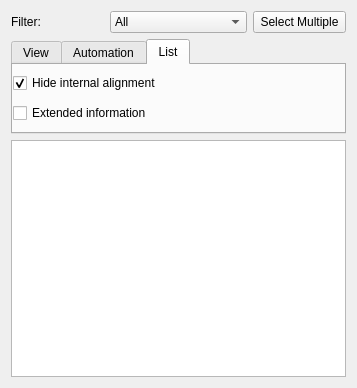
Before: the Qt Designer form src/Mod/Sketcher/Gui/TaskSketcherConstrains.ui in southseact-3d/fcd, drawn with Qt 5.
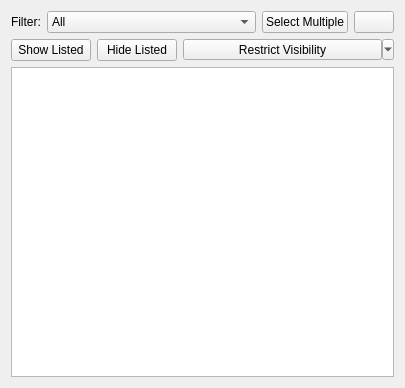
After: the same form once the commit is applied. The open tabs and pages were chosen to show the change. Icons and pictures are not drawn. Custom widgets are drawn as their Qt base class.

Commit message: Sketcher: Redesign of Constraint settings

```diff
--- a/src/Mod/Sketcher/Gui/TaskSketcherConstrains.ui
+++ b/src/Mod/Sketcher/Gui/TaskSketcherConstrains.ui
@@ -6,7 +6,7 @@
    <rect>
     <x>0</x>
     <y>0</y>
-    <width>357</width>
+    <width>405</width>
     <height>388</height>
    </rect>
   </property>
@@ -30,6 +30,12 @@
     <layout class="QHBoxLayout" name="horizontalLayout">
      <item>
       <widget class="QLabel" name="label">
+       <property name="sizePolicy">
+        <sizepolicy hsizetype="Minimum" vsizetype="Preferred">
+         <horstretch>0</horstretch>
+         <verstretch>0</verstretch>
+        </sizepolicy>
+       </property>
        <property name="text">
         <string>Filter:</string>
        </property>
@@ -37,6 +43,12 @@
      </item>
      <item>
       <widget class="QComboBox" name="comboBoxFilter">
+       <property name="sizePolicy">
+        <sizepolicy hsizetype="MinimumExpanding" vsizetype="Fixed">
+         <horstretch>0</horstretch>
+         <verstretch>0</verstretch>
+        </sizepolicy>
+       </property>
        <property name="currentIndex">
         <number>0</number>
        </property>
@@ -194,49 +206,34 @@
        </property>
       </widget>
      </item>
+     <item>
+      <widget class="QPushButton" name="settingsDialogButton">
+       <property name="sizePolicy">
+        <sizepolicy hsizetype="Minimum" vsizetype="Fixed">
+         <horstretch>0</horstretch>
+         <verstretch>0</verstretch>
+        </sizepolicy>
+       </property>
+       <property name="toolTip">
+        <string>Settings</string>
+       </property>
+       <property name="text">
+        <string/>
+       </property>
+       <property name="icon">
+        <iconset resource="Resources/Sketcher.qrc">
+         <normaloff>:/icons/dialogs/Sketcher_Settings.svg</normaloff>:/icons/dialogs/Sketcher_Settings.svg</iconset>
+       </property>
+      </widget>
+     </item>
     </layout>
    </item>
    <item>
-    <widget class="QTabWidget" name="tabWidget">
-     <property name="sizePolicy">
-      <sizepolicy hsizetype="Expanding" vsizetype="Minimum">
-       <horstretch>0</horstretch>
-       <verstretch>0</verstretch>
-      </sizepolicy>
-     </property>
-     <property name="minimumSize">
-      <size>
-       <width>0</width>
-       <height>95</height>
-      </size>
-     </property>
-     <property name="toolTip">
-      <string/>
-     </property>
-     <property name="currentIndex">
-      <number>0</number>
-     </property>
-     <widget class="QWidget" name="visualisationTab">
-      <property name="sizePolicy">
-       <sizepolicy hsizetype="Expanding" vsizetype="Preferred">
-        <horstretch>0</horstretch>
-        <verstretch>0</verstretch>
-       </sizepolicy>
-      </property>
-      <attribute name="title">
-       <string>View</string>
-      </attribute>
+    <layout class="QHBoxLayout" name="horizontalLayout_3">
+     <item>
       <widget class="QPushButton" name="showAllButton">
-       <property name="geometry">
-        <rect>
-         <x>10</x>
-         <y>10</y>
-         <width>135</width>
-         <height>27</height>
-        </rect>
-       </property>
        <property name="sizePolicy">
-        <sizepolicy hsizetype="Expanding" vsizetype="Fixed">
+        <sizepolicy hsizetype="Minimum" vsizetype="Fixed">
          <horstretch>0</horstretch>
          <verstretch>0</verstretch>
         </sizepolicy>
@@ -248,17 +245,11 @@
         <string>Show Listed</string>
        </property>
       </widget>
+     </item>
+     <item>
       <widget class="QPushButton" name="hideAllButton">
-       <property name="geometry">
-        <rect>
-         <x>150</x>
-         <y>10</y>
-         <width>135</width>
-         <height>27</height>
-        </rect>
-       </property>
        <property name="sizePolicy">
-        <sizepolicy hsizetype="Expanding" vsizetype="Fixed">
+        <sizepolicy hsizetype="Minimum" vsizetype="Fixed">
          <horstretch>0</horstretch>
          <verstretch>0</verstretch>
         </sizepolicy>
@@ -270,25 +261,11 @@
         <string>Hide Listed</string>
        </property>
       </widget>
-     </widget>
-     <widget class="QWidget" name="automationTab">
-      <property name="toolTip">
-       <string>Controls visualisation in the 3D view</string>
-      </property>
-      <attribute name="title">
-       <string>Automation</string>
-      </attribute>
-      <widget class="Gui::PrefCheckBox" name="visualisationTrackingFilter">
-       <property name="geometry">
-        <rect>
-         <x>0</x>
-         <y>0</y>
-         <width>271</width>
-         <height>36</height>
-        </rect>
-       </property>
+     </item>
+     <item>
+      <widget class="QToolButton" name="visibilityButton">
        <property name="sizePolicy">
-        <sizepolicy hsizetype="Expanding" vsizetype="MinimumExpanding">
+        <sizepolicy hsizetype="MinimumExpanding" vsizetype="Fixed">
          <horstretch>0</horstretch>
          <verstretch>0</verstretch>
         </sizepolicy>
@@ -297,105 +274,29 @@
         <string>Constraint visualisation tracks filter selection so that filtered out constraints are hidden</string>
        </property>
        <property name="text">
-        <string>Show only filtered constraints</string>
+        <string>Restrict Visibility</string>
        </property>
-       <property name="checked">
-        <bool>false</bool>
+       <property name="popupMode">
+        <enum>QToolButton::MenuButtonPopup</enum>
        </property>
-       <property name="prefEntry" stdset="0">
-        <cstring>VisualisationTrackingFilter</cstring>
+       <property name="toolButtonStyle">
+        <enum>Qt::ToolButtonTextOnly</enum>
        </property>
        <property name="prefPath" stdset="0">
         <cstring>Mod/Sketcher</cstring>
        </property>
       </widget>
-     </widget>
-     <widget class="QWidget" name="controlTab">
-      <property name="sizePolicy">
-       <sizepolicy hsizetype="Preferred" vsizetype="MinimumExpanding">
-        <horstretch>0</horstretch>
-        <verstretch>0</verstretch>
-       </sizepolicy>
-      </property>
-      <property name="minimumSize">
-       <size>
-        <width>0</width>
-        <height>0</height>
-       </size>
-      </property>
-      <property name="toolTip">
-       <string>Controls widget list behaviour</string>
-      </property>
-      <attribute name="title">
-       <string>List</string>
-      </attribute>
-      <widget class="Gui::PrefCheckBox" name="extendedInformation">
-       <property name="geometry">
-        <rect>
-         <x>0</x>
-         <y>30</y>
-         <width>189</width>
-         <height>36</height>
-        </rect>
-       </property>
-       <property name="sizePolicy">
-        <sizepolicy hsizetype="Expanding" vsizetype="MinimumExpanding">
-         <horstretch>0</horstretch>
-         <verstretch>0</verstretch>
-        </sizepolicy>
-       </property>
-       <property name="toolTip">
-        <string>Extended information will be added to the list</string>
-       </property>
-       <property name="text">
-        <string>Extended information</string>
-       </property>
-       <property name="checked">
-        <bool>false</bool>
-       </property>
-       <property name="prefEntry" stdset="0">
-        <cstring>ExtendedConstraintInformation</cstring>
-       </property>
-       <property name="prefPath" stdset="0">
-        <cstring>Mod/Sketcher</cstring>
-       </property>
-      </widget>
-      <widget class="Gui::PrefCheckBox" name="filterInternalAlignment">
-       <property name="geometry">
-        <rect>
-         <x>0</x>
-         <y>0</y>
-         <width>189</width>
-         <height>36</height>
-        </rect>
-       </property>
-       <property name="sizePolicy">
-        <sizepolicy hsizetype="Expanding" vsizetype="Minimum">
-         <horstretch>0</horstretch>
-         <verstretch>0</verstretch>
-        </sizepolicy>
-       </property>
-       <property name="toolTip">
-        <string>Internal alignments will be hidden</string>
-       </property>
-       <property name="text">
-        <string>Hide internal alignment</string>
-       </property>
-       <property name="checked">
-        <bool>true</bool>
-       </property>
-       <property name="prefEntry" stdset="0">
-        <cstring>HideInternalAlignment</cstring>
-       </property>
-       <property name="prefPath" stdset="0">
-        <cstring>Mod/Sketcher</cstring>
-       </property>
-      </widget>
-     </widget>
-    </widget>
+     </item>
+    </layout>
    </item>
    <item>
     <widget class="ConstraintView" name="listWidgetConstraints">
+     <property name="sizePolicy">
+      <sizepolicy hsizetype="Expanding" vsizetype="Expanding">
+       <horstretch>0</horstretch>
+       <verstretch>0</verstretch>
+      </sizepolicy>
+     </property>
      <property name="modelColumn">
       <number>0</number>
      </property>
@@ -404,11 +305,6 @@
   </layout>
  </widget>
  <customwidgets>
-  <customwidget>
-   <class>Gui::PrefCheckBox</class>
-   <extends>QCheckBox</extends>
-   <header>Gui/PrefWidgets.h</header>
-  </customwidget>
   <customwidget>
    <class>ConstraintView</class>
    <extends>QListWidget</extends>
```
Left out of the diff: 9 changed lines with no effect on the pictures. The commit also changes 6 other files.
